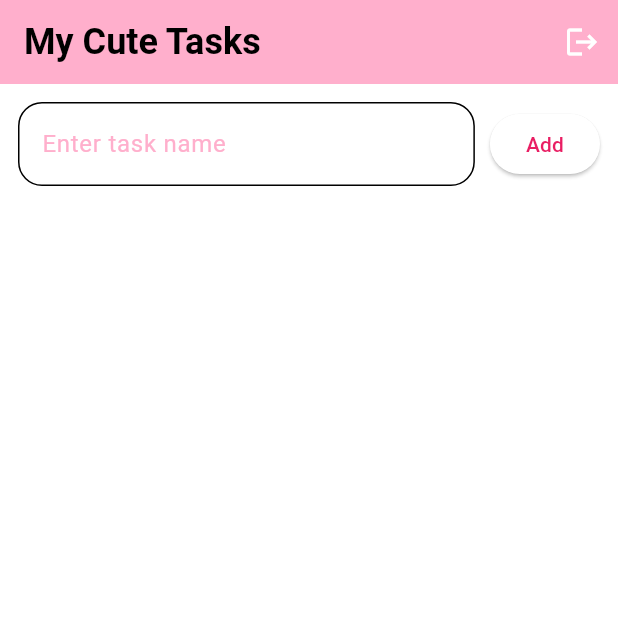
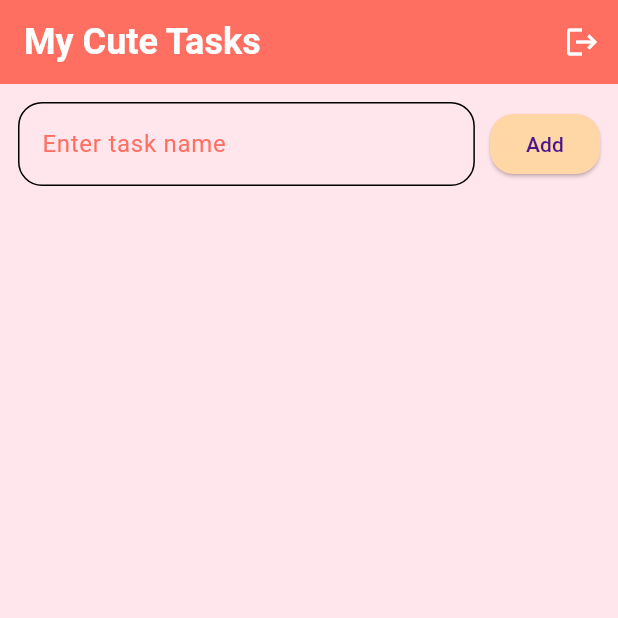
Before and after one commit to mariamomer135/classwork6, a Flutter app: the screen it shows once a user with an empty profile is signed in, after a tap on "Add", on a phone screen of 412 x 824 dp, the top half of it. Run offline on Flutter 3.47's test engine with Material 3 defaults, Android fonts, the phone set to English and light mode, and no system bars; our stand-ins replace cloud_firestore, firebase_auth, firebase_core; accounts and stored records are empty; network calls fail; Roboto replaces fonts that are missing (DancingScript, Poppins).

Commit message:
Update main.dart

```diff
--- a/lib/main.dart
+++ b/lib/main.dart
@@ -14,10 +14,8 @@ await Firebase.initializeApp(
       storageBucket: "classwork6-bb4a9.appspot.com",
       messagingSenderId: "301929031781",
       appId: "1:301929031781:web:7e7a67d9f8736e79193e8c",
-
     ),
   );
-
 
   runApp(TaskApp());
 }
@@ -28,15 +26,29 @@ class TaskApp extends StatelessWidget {
     return MaterialApp(
       title: 'Task Manager',
       theme: ThemeData(
-        primaryColor: Color(0xFFffafcc), // Soft pink
+        primaryColor: Color(0xFFFF6F61), // Coral
+        scaffoldBackgroundColor: Color(0xFFFFE5EC), // Light Blush
         colorScheme: ColorScheme.light(
-          secondary: Color(0xFFa8e6cf), // Mint green
+          secondary: Color(0xFFE0BBE4), // Lavender
         ),
-        buttonTheme: ButtonThemeData(
-          buttonColor: Color(0xFFffafcc),
+        appBarTheme: AppBarTheme(
+          backgroundColor: Color(0xFFFF6F61),
+          foregroundColor: Colors.white,
+        ),
+        elevatedButtonTheme: ElevatedButtonThemeData(
+          style: ElevatedButton.styleFrom(
+            backgroundColor: Color(0xFFFFD6A5), // Peach
+            foregroundColor: Color(0xFF4A148C), // Deep Plum
             shape: RoundedRectangleBorder(borderRadius: BorderRadius.circular(16)),
           ),
+        ),
+        textButtonTheme: TextButtonThemeData(
+          style: TextButton.styleFrom(
+            foregroundColor: Color(0xFFFF6F61),
+          ),
+        ),
         cardTheme: CardTheme(
+          color: Color(0xFFFFE5EC),
           shape: RoundedRectangleBorder(
             borderRadius: BorderRadius.circular(16),
           ),
@@ -44,13 +56,13 @@ class TaskApp extends StatelessWidget {
         ),
         textTheme: TextTheme(
           titleLarge: TextStyle(
-            color: Colors.black87,
+            color: Color(0xFF4A148C),
             fontSize: 24,
             fontWeight: FontWeight.bold,
             fontFamily: 'DancingScript',
           ),
           bodyLarge: TextStyle(
-            color: Colors.black87,
+            color: Color(0xFF4A148C),
             fontSize: 16,
             fontFamily: 'Poppins',
           ),
@@ -106,12 +118,12 @@ class LoginScreen extends StatelessWidget {
               controller: emailController,
               decoration: InputDecoration(
                 labelText: "Email",
-                labelStyle: TextStyle(color: Color(0xFFffafcc)),
+                labelStyle: TextStyle(color: Color(0xFFFF6F61)),
                 border: OutlineInputBorder(
                   borderRadius: BorderRadius.circular(16),
                 ),
                 focusedBorder: OutlineInputBorder(
-                  borderSide: BorderSide(color: Color(0xFFffafcc)),
+                  borderSide: BorderSide(color: Color(0xFFFF6F61)),
                   borderRadius: BorderRadius.circular(16),
                 ),
               ),
@@ -122,12 +134,12 @@ class LoginScreen extends StatelessWidget {
               obscureText: true,
               decoration: InputDecoration(
                 labelText: "Password",
-                labelStyle: TextStyle(color: Color(0xFFffafcc)),
+                labelStyle: TextStyle(color: Color(0xFFFF6F61)),
                 border: OutlineInputBorder(
                   borderRadius: BorderRadius.circular(16),
                 ),
                 focusedBorder: OutlineInputBorder(
-                  borderSide: BorderSide(color: Color(0xFFffafcc)),
+                  borderSide: BorderSide(color: Color(0xFFFF6F61)),
                   borderRadius: BorderRadius.circular(16),
                 ),
               ),
@@ -135,11 +147,11 @@ class LoginScreen extends StatelessWidget {
             SizedBox(height: 20),
             ElevatedButton(
               onPressed: () => login(context),
-              child: Text("Login", style: TextStyle(color: Colors.white)),
+              child: Text("Login"),
             ),
             TextButton(
               onPressed: () => register(context),
-              child: Text("Register", style: TextStyle(color: Color(0xFFffafcc))),
+              child: Text("Register"),
             ),
           ],
         ),
@@ -216,7 +228,6 @@ class _TaskListScreenState extends State<TaskListScreen> {
     return Scaffold(
       appBar: AppBar(
         title: Text('My Cute Tasks'),
-        backgroundColor: Color(0xFFffafcc),
         actions: [
           IconButton(
             icon: Icon(Icons.logout, color: Colors.white),
@@ -235,12 +246,12 @@ class _TaskListScreenState extends State<TaskListScreen> {
                     controller: taskController,
                     decoration: InputDecoration(
                       labelText: "Enter task name",
-                      labelStyle: TextStyle(color: Color(0xFFffafcc)),
+                      labelStyle: TextStyle(color: Color(0xFFFF6F61)),
                       border: OutlineInputBorder(
                         borderRadius: BorderRadius.circular(16),
                       ),
                       focusedBorder: OutlineInputBorder(
-                        borderSide: BorderSide(color: Color(0xFFffafcc)),
+                        borderSide: BorderSide(color: Color(0xFFFF6F61)),
                         borderRadius: BorderRadius.circular(16),
                       ),
                     ),
@@ -249,7 +260,7 @@ class _TaskListScreenState extends State<TaskListScreen> {
                 SizedBox(width: 10),
                 ElevatedButton(
                   onPressed: addTask,
-                  child: Text("Add", style: TextStyle(color: Colors.pink)),
+                  child: Text("Add"),
                 ),
               ],
             ),
@@ -266,12 +277,12 @@ class _TaskListScreenState extends State<TaskListScreen> {
                   children: tasks.map((task) {
                     return Card(
                       margin: EdgeInsets.symmetric(vertical: 6, horizontal: 12),
-                      color: Colors.pink.shade50,
                       child: ExpansionTile(
                         title: Row(
                           children: [
                             Checkbox(
                               value: task.isDone,
+                              activeColor: Color(0xFFFF6F61),
                               onChanged: (_) => toggleTask(task),
                             ),
                             Expanded(
@@ -280,12 +291,12 @@ class _TaskListScreenState extends State<TaskListScreen> {
                                 style: TextStyle(
                                   fontSize: 18,
                                   fontWeight: FontWeight.bold,
-                                  color: Colors.pink.shade800,
+                                  color: Color(0xFF4A148C),
                                 ),
                               ),
                             ),
                             IconButton(
-                              icon: Icon(Icons.delete, color: Colors.pink.shade600),
+                              icon: Icon(Icons.delete, color: Color(0xFFFF6F61)),
                               onPressed: () => deleteTask(task),
                             ),
                           ],
@@ -293,7 +304,7 @@ class _TaskListScreenState extends State<TaskListScreen> {
                         children: task.subTasks.map((sub) {
                           return ListTile(
                             title: Text("${sub['time']} - ${sub['desc']}",
-                                style: TextStyle(color: Colors.pink.shade700)),
+                                style: TextStyle(color: Color(0xFF4A148C))),
                           );
                         }).toList(),
                       ),
```
Lines whose indentation alone changed are shown as unchanged.
